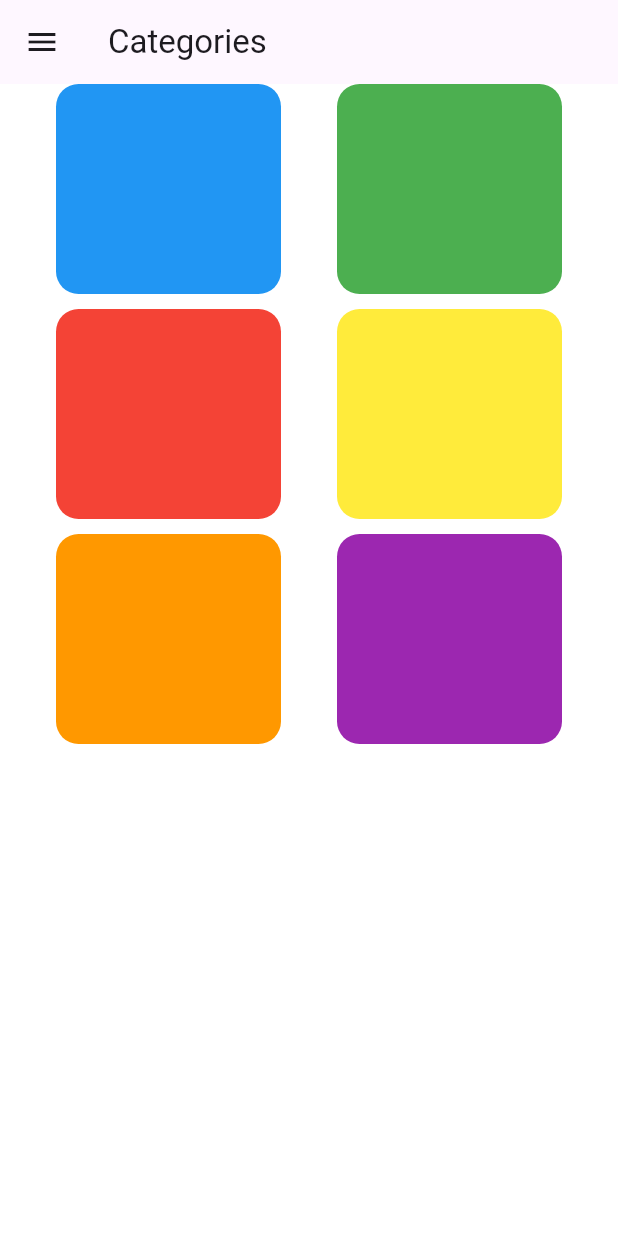
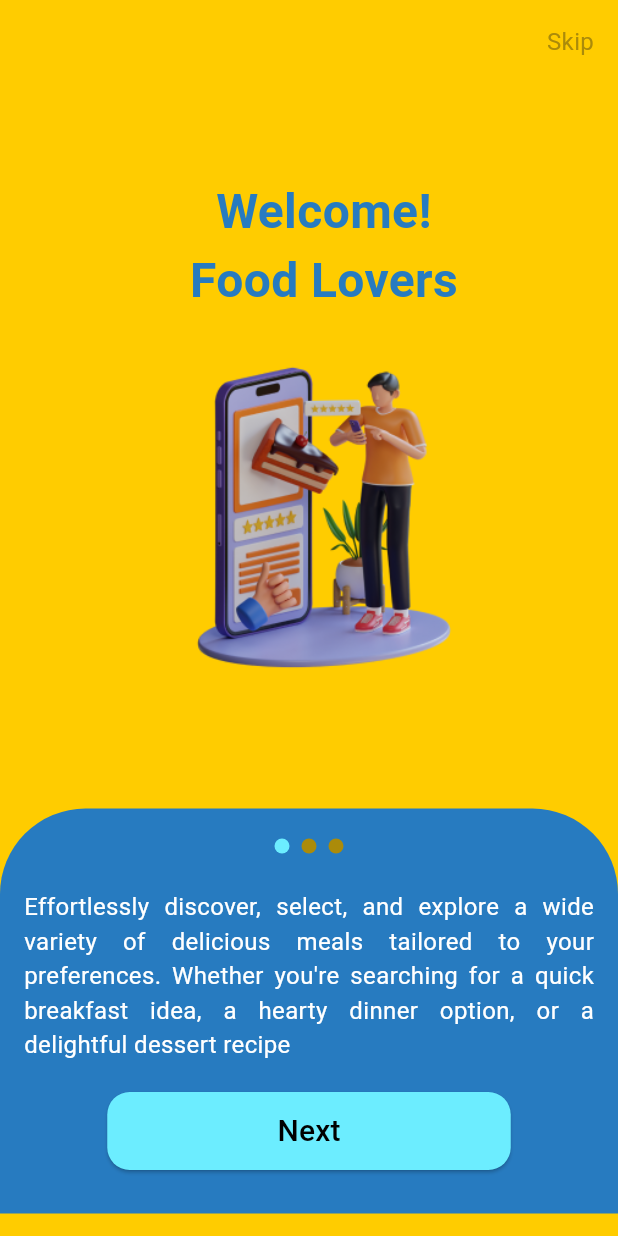
Before and after one commit to laragrace30/meals_app, a Flutter app: the screen it shows after launch, on a phone screen of 412 x 824 dp. Run offline on Flutter 3.47's test engine with Material 3 defaults, Android fonts, the phone set to English and light mode, and no system bars.

Commit message:
Added the splash screens

```diff
--- a/lib/main.dart
+++ b/lib/main.dart
@@ -1,5 +1,5 @@
 import 'package:flutter/material.dart';
-import 'package:meals_app/screens/categories.dart';
+import 'package:meals_app/screens/landing_page.dart';
 
 void main() {
   runApp(const MyApp());
@@ -17,7 +17,7 @@
         colorScheme: ColorScheme.fromSeed(seedColor: Colors.deepPurple),
         useMaterial3: true,
       ),
-      home:  const Categories(),
+      home:  const LandingPage(),
     );
   }
 }
--- /dev/null
+++ b/lib/screens/landing_page.dart
@@ -0,0 +1,58 @@
+import 'package:flutter/material.dart';
+import 'splash_screen.dart';
+
+class LandingPage extends StatefulWidget {
+  const LandingPage({Key? key}) : super(key: key);
+
+  @override
+  State<LandingPage> createState() => _LandingPageState();
+}
+
+class _LandingPageState extends State<LandingPage> {
+  late BuildContext _capturedContext;
+
+  @override
+  void initState() {
+    super.initState();
+    _capturedContext = context;
+    _navigateToHome();
+  }
+
+  _navigateToHome() async {
+    await Future.delayed(const Duration(milliseconds: 2500), () {
+      Navigator.pushReplacement(
+        _capturedContext,
+        MaterialPageRoute(builder: (context) => const SplashScreen()),
+      );
+    });
+  }
+
+  @override
+  Widget build(BuildContext context) {
+    return Scaffold(
+      body: Container(
+        decoration: const BoxDecoration(
+          color: Color(0xFFFFCC00),
+        ),
+        child: Center(
+          child: Column(
+            mainAxisAlignment: MainAxisAlignment.center,
+            children: [
+              GestureDetector(
+                onTap: () {
+                  Navigator.of(context).push(MaterialPageRoute(
+                    builder: (context) => const SplashScreen(),
+                  ));
+                },
+                child: Image.asset(
+                  'assets/images/yummersLogo 1.png',
+                  width: 400,
+                ),
+              ),
+            ],
+          ),
+        ),
+      ),
+    );
+  }
+}
--- /dev/null
+++ b/lib/screens/splash_screen.dart
@@ -0,0 +1,240 @@
+import 'package:flutter/material.dart';
+import 'package:meals_app/screens/categories.dart';
+
+import '../utils/app_text.dart';
+
+class SplashScreen extends StatefulWidget {
+  const SplashScreen({super.key});
+
+  @override
+  State<SplashScreen> createState() => _SplashScreenState();
+}
+
+class SplashPage extends StatelessWidget {
+  final String imagePath;
+  final String title;
+
+  const SplashPage({
+    Key? key,
+    required this.imagePath,
+    required this.title,
+  }) : super(key: key);
+
+  @override
+  Widget build(BuildContext context) {
+    return Column(
+      mainAxisAlignment: MainAxisAlignment.center,
+      children: [
+        Padding(
+          padding: const EdgeInsets.only(top: 10, left: 20),
+          child: Column(
+            children: [
+              Text(
+                title,
+                textAlign: TextAlign.center,
+                style: const TextStyle(
+                  color: Color(0xFF277BC0),
+                  fontSize: 32,
+                  fontWeight: FontWeight.bold,
+                ),
+              ),
+              const SizedBox(height: 10),
+              SizedBox(
+                width: 200,
+                height: 250,
+                child: Image.asset(
+                  imagePath,
+                  fit: BoxFit.cover,
+                ),
+              ),
+            ],
+          ),
+        ),
+      ],
+    );
+  }
+}
+
+class _SplashScreenState extends State<SplashScreen> {
+  final PageController _pageController = PageController();
+  int _currentPage = 0;
+
+  final List<String> _descriptions = [
+    AppText.description1,
+    AppText.description2,
+    AppText.description3,
+  ];
+
+  @override
+  Widget build(BuildContext context) {
+    return Scaffold(
+      backgroundColor: const Color(0xFFFFCC00),
+      body: SafeArea(
+        child: Column(
+          children: [
+            Padding(
+              padding: const EdgeInsets.fromLTRB(16.0, 16.0, 16.0, 0.0),
+              child: Row(
+                mainAxisAlignment: MainAxisAlignment.spaceBetween,
+                children: [
+                  const Spacer(),
+                  GestureDetector(
+                    onTap: () {
+                      Navigator.push(
+                        context,
+                        MaterialPageRoute(
+                          builder: (context) => const Categories(),
+                        ),
+                      );
+                    },
+                    child: const Text(
+                      'Skip',
+                      style: TextStyle(color: Color(0xFFAB8B0A), fontSize: 16),
+                    ),
+                  ),
+                ],
+              ),
+            ),
+            Flexible(
+              child: SingleChildScrollView(
+                child: SizedBox(
+                  height: 500,
+                  child: PageView(
+                    controller: _pageController,
+                    onPageChanged: (int page) {
+                      setState(() {
+                        _currentPage = page;
+                      });
+                    },
+                    children: const [
+                      SplashPage(
+                        imagePath: 'assets/images/yummerz 1.png',
+                        title: AppText.appMotive1,
+                      ),
+                      SplashPage(
+                        imagePath: 'assets/images/yummerz 2.png',
+                        title: AppText.appMotive2,
+                      ),
+                      SplashPage(
+                        imagePath: 'assets/images/yummerz 3.png',
+                        title: AppText.appMotive3,
+                      ),
+                    ],
+                  ),
+                ),
+              ),
+            ),
+            GestureDetector(
+              onTap: () {
+                _pageController.animateToPage(
+                  _currentPage + 1,
+                  duration: const Duration(milliseconds: 500),
+                  curve: Curves.easeInOut,
+                );
+              },
+              child: Align(
+                alignment: Alignment.center,
+                child: Container(
+                  height: 270,
+                  decoration: const BoxDecoration(
+                    borderRadius: BorderRadius.only(
+                      topLeft: Radius.circular(57),
+                      topRight: Radius.circular(57),
+                    ),
+                    color: Color(0xFF277BC0),
+                  ),
+                  padding: const EdgeInsets.all(16.0),
+                  child: Column(
+                    children: [
+                      Row(
+                        mainAxisAlignment: MainAxisAlignment.center,
+                        children: [
+                          buildDotIndicator(0),
+                          buildDotIndicator(1),
+                          buildDotIndicator(2),
+                        ],
+                      ),
+                      const SizedBox(height: 20),
+                      Text(
+                        _descriptions[_currentPage + 0],
+                        textAlign: TextAlign.justify,
+                        style: const TextStyle(
+                          fontSize: 16,
+                          color: Colors.white,
+                          fontWeight: FontWeight.normal,
+                        ),
+                      ),
+                      const SizedBox(height: 20),
+                      if (_currentPage < 2)
+                        ElevatedButton(
+                          onPressed: () {
+                            _pageController.animateToPage(
+                              _currentPage + 1,
+                              duration: const Duration(milliseconds: 500),
+                              curve: Curves.easeInOut,
+                            );
+                          },
+                          style: ElevatedButton.styleFrom(
+                            backgroundColor: const Color(0xFF6CEDFF),
+                            minimumSize: const Size(269, 52),
+                            shape: RoundedRectangleBorder(
+                              borderRadius: BorderRadius.circular(15.0),
+                            ),
+                          ),
+                          child: const Text('Next',
+                              style: TextStyle(
+                                color: Colors.black,
+                                fontSize: 20,
+                              )),
+                        ),
+                      if (_currentPage == 2)
+                        Padding(
+                          padding: const EdgeInsets.only(top: 45),
+                          child: ElevatedButton(
+                            onPressed: () {
+                              Navigator.push(
+                                context,
+                                MaterialPageRoute(
+                                  builder: (context) => const Categories(),
+                                ),
+                              );
+                            },
+                            style: ElevatedButton.styleFrom(
+                              backgroundColor: const Color(0xFF6CEDFF),
+                              minimumSize: const Size(269, 52),
+                              shape: RoundedRectangleBorder(
+                                borderRadius: BorderRadius.circular(15.0),
+                              ),
+                            ),
+                            child: const Text('Get Started',
+                                style: TextStyle(
+                                  color: Colors.black,
+                                  fontSize: 20,
+                                )),
+                          ),
+                        ),
+                    ],
+                  ),
+                ),
+              ),
+            ),
+          ],
+        ),
+      ),
+    );
+  }
+
+  Widget buildDotIndicator(int index) {
+    return Container(
+      margin: const EdgeInsets.all(4.0),
+      width: 10.0,
+      height: 10.0,
+      decoration: BoxDecoration(
+        shape: BoxShape.circle,
+        color: _currentPage == index
+            ? const Color(0xFF6CEDFF)
+            : const Color(0xFFAB8B0A),
+      ),
+    );
+  }
+}
--- /dev/null
+++ b/lib/utils/app_text.dart
@@ -0,0 +1,8 @@
+class AppText {
+  static const String description1 = "Effortlessly discover, select, and explore a wide variety of delicious meals tailored to your preferences. Whether you're searching for a quick breakfast idea, a hearty dinner option, or a delightful dessert recipe";
+  static const String description2 = "Indulge your cravings with confidence, knowing that Food Craving caters to your dietary preferences and restrictions. Whether you're vegetarian, gluten-free, or just seeking a guilt-free option";
+  static const String description3 = 'Let YUMMERZ be your guide to culinary satisfaction. Start exploring now and treat yourself to the perfect dish for your craving!';
+  static const String appMotive1 = 'Welcome!\nFood Lovers';
+  static const String appMotive2 = 'Food Cravingzz!';
+  static const String appMotive3 = 'Embark on a\nflavor-filled\njourney?';
+}
--- a/pubspec.yaml
+++ b/pubspec.yaml
@@ -55,7 +55,8 @@ dev_dependencies:
 
 # The following section is specific to Flutter packages.
 flutter:
-
+  assets:
+     - assets/images/
   # The following line ensures that the Material Icons font is
   # included with your application, so that you can use the icons in
   # the material Icons class.
```
Also changed, not shown: assets/images/yummersLogo 1.png (added), assets/images/yummerz 1.png (added), assets/images/yummerz 2.png (added), assets/images/yummerz 3.png (added).
